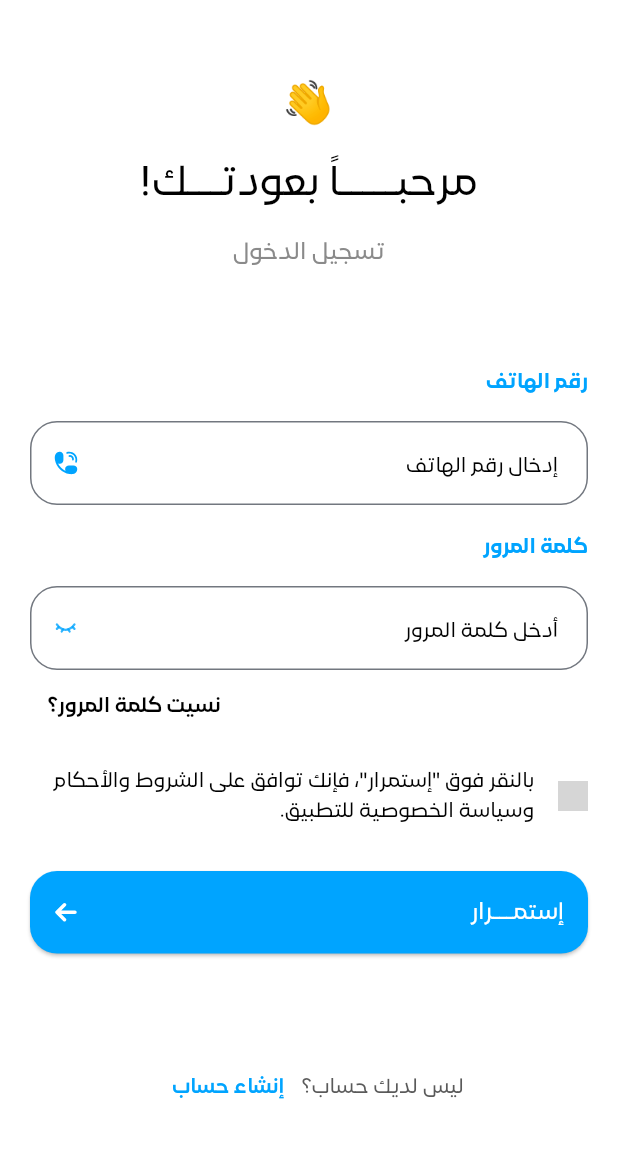
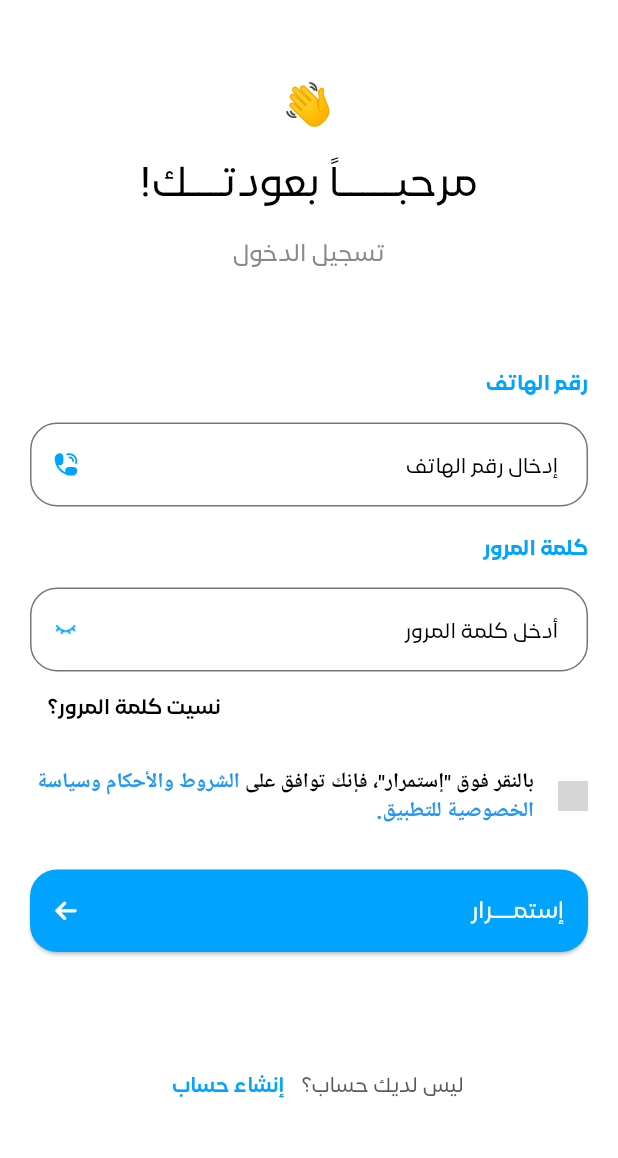
Before and after one commit to Mohammed1907s/hares, a Flutter app: the LoginScreen screen opened by its route, on a phone screen of 412 x 824 dp, the part 62-1220 px from its top. Run offline on Flutter 3.47's test engine with Material 3 defaults, Android fonts, the phone set to English and light mode, and no system bars; our stand-ins replace cached_network_image, connectivity_plus, device_info_plus, dropdown_button2, flutter_html, flutter_rating_bar and 8 more; missing offline and left inert: flutter_sliding_toast, msh_checkbox; accounts and stored records are empty; network calls fail; project files that could hold a hidden picture were left out; grey boxes are pictures that could not be loaded.

Commit message:
fix privacy in login

```diff
--- a/lib/ui/auth/login_screen.dart
+++ b/lib/ui/auth/login_screen.dart
@@ -144,14 +144,30 @@ class LoginScreen extends StatelessWidget {
                       },
                     )),
                     const SizedBox(width: 16),
-                    Expanded(child: GestureDetector(
+                    Expanded(
+                      child: GestureDetector(
                         onTap: () {
-                          _controller.isCheck = !_controller.isCheck;
-                          _controller.update();
+                          Get.toNamed(Routes.policy);
                         },
-                        child: AppText.medium(text: 'click_continue_to_policy', maxline: 3)))
+                        child: RichText(
+                          text: const TextSpan(
+                            text: 'بالنقر فوق "إستمرار"، فإنك توافق على ',
+                            style: TextStyle(
+                                color: Colors.black,
+                                fontSize: 14,
+                                fontWeight: FontWeight.bold
+                            ),
+                            children:[
+                              TextSpan(text: 'الشروط والأحكام وسياسة الخصوصية للتطبيق.', style: TextStyle(fontWeight: FontWeight.bold, fontSize: 14, color: Colors.blue)),
+                              TextSpan(text: ''),
+                            ],
+                          ),
+                        ),
+                      ),
+                    ),
                   ],
                 ),
+
                 const SizedBox(height: 30),
                 CustomButton(
                     onPressed: () {
--- a/lib/widget/screens/numbers_links_item.dart
+++ b/lib/widget/screens/numbers_links_item.dart
@@ -109,7 +109,6 @@ class NumbersLinksItem extends StatelessWidget {
               ],
             ),
           )
-
         ],
       ),
     );
--- a/pubspec.yaml
+++ b/pubspec.yaml
@@ -16,7 +16,7 @@ publish_to: 'none' # Remove this line if you wish to publish to pub.dev
 # https://developer.apple.com/library/archive/documentation/General/Reference/InfoPlistKeyReference/Articles/CoreFoundationKeys.html
 # In Windows, build-name is used as the major, minor, and patch parts
 # of the product and file versions while build-number is used as the build suffix.
-version: 1.0.0+3
+version: 1.0.0+4
 
 environment:
   sdk: ^3.5.4
@@ -53,6 +53,7 @@ dependencies:
   flutter_sliding_toast: ^1.4.3
   intl: any
   dropdown_button2: ^2.3.9
+  flutter_html: ^3.0.0-beta.2
 
 dev_dependencies:
   flutter_test:
```
Also changed, not shown: lib/ui/settings/about_screen.dart (+21 -5 lines), lib/ui/settings/policy_screen.dart (+22 -5 lines), lib/ui/settings/terms_screen.dart (+20 -5 lines), pubspec.lock.
